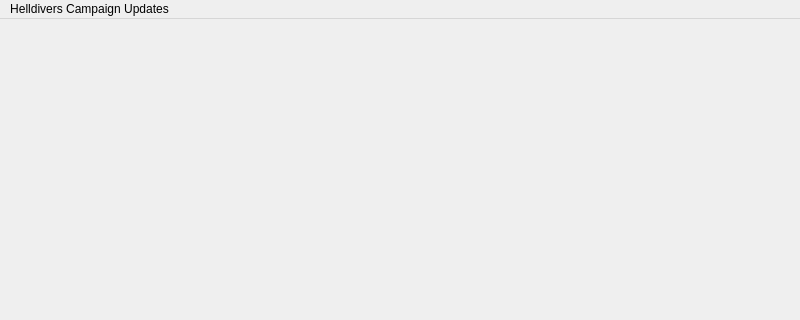
Above: WarUpdates/Helldivers_2_War_Updates/mainwindow.ui from ewd00010/Helldivers2_warUpdateApplet before the change; both pictures show x 0 to 800 and y 0 to 320 of the 800 by 600 pixel window. Below: the same form after it.
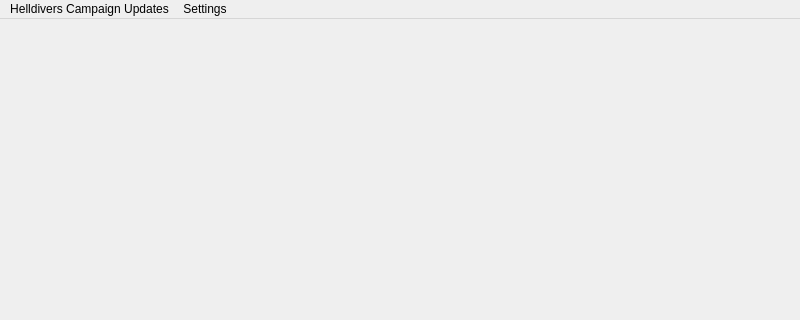
That is the form after the change.

What changed in the file:
```diff
--- a/WarUpdates/Helldivers_2_War_Updates/mainwindow.ui
+++ b/WarUpdates/Helldivers_2_War_Updates/mainwindow.ui
@@ -37,7 +37,14 @@
     <addaction name="actionAdd_war_info"/>
     <addaction name="actionClear_war_info"/>
    </widget>
+   <widget class="QMenu" name="menuSettings">
+    <property name="title">
+     <string>Settings</string>
+    </property>
+    <addaction name="actionGeneral_Settings"/>
+   </widget>
    <addaction name="menuHelldivers_Campaign_Updates"/>
+   <addaction name="menuSettings"/>
   </widget>
   <widget class="QStatusBar" name="statusbar"/>
   <action name="action_Automatically_add">
```
Left out of the diff: 20 changed lines with no effect on the pictures.
